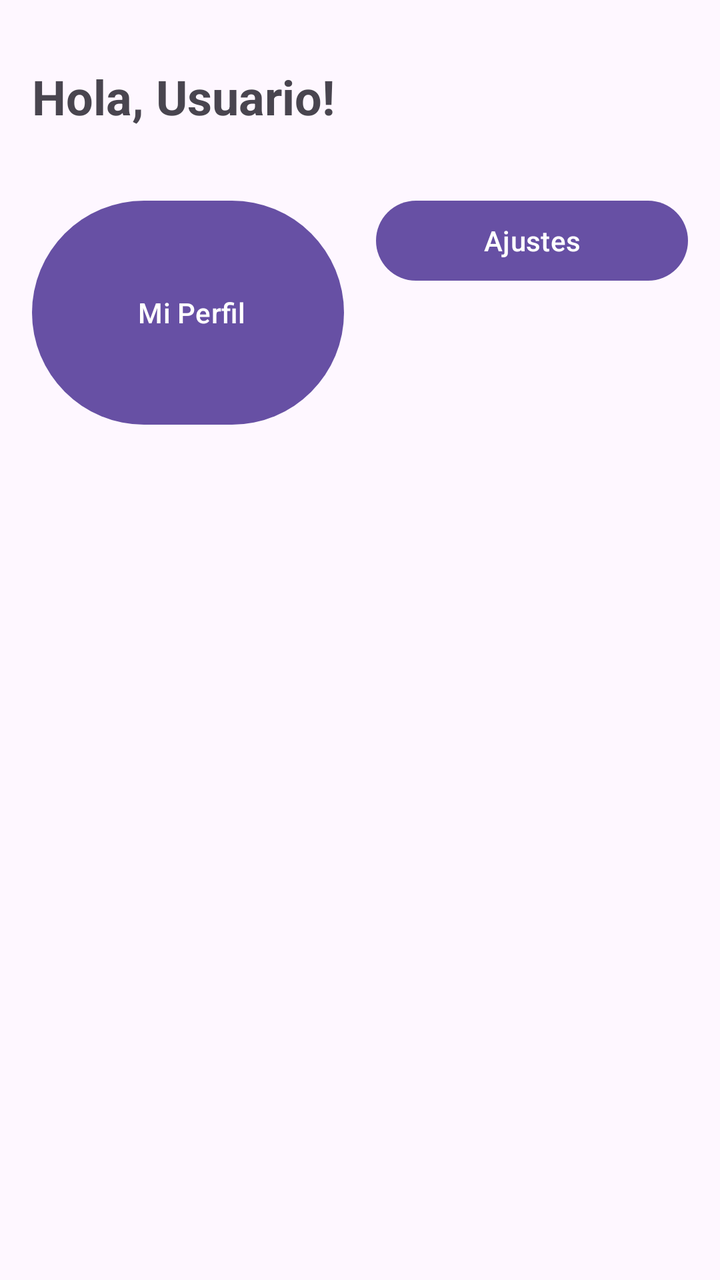
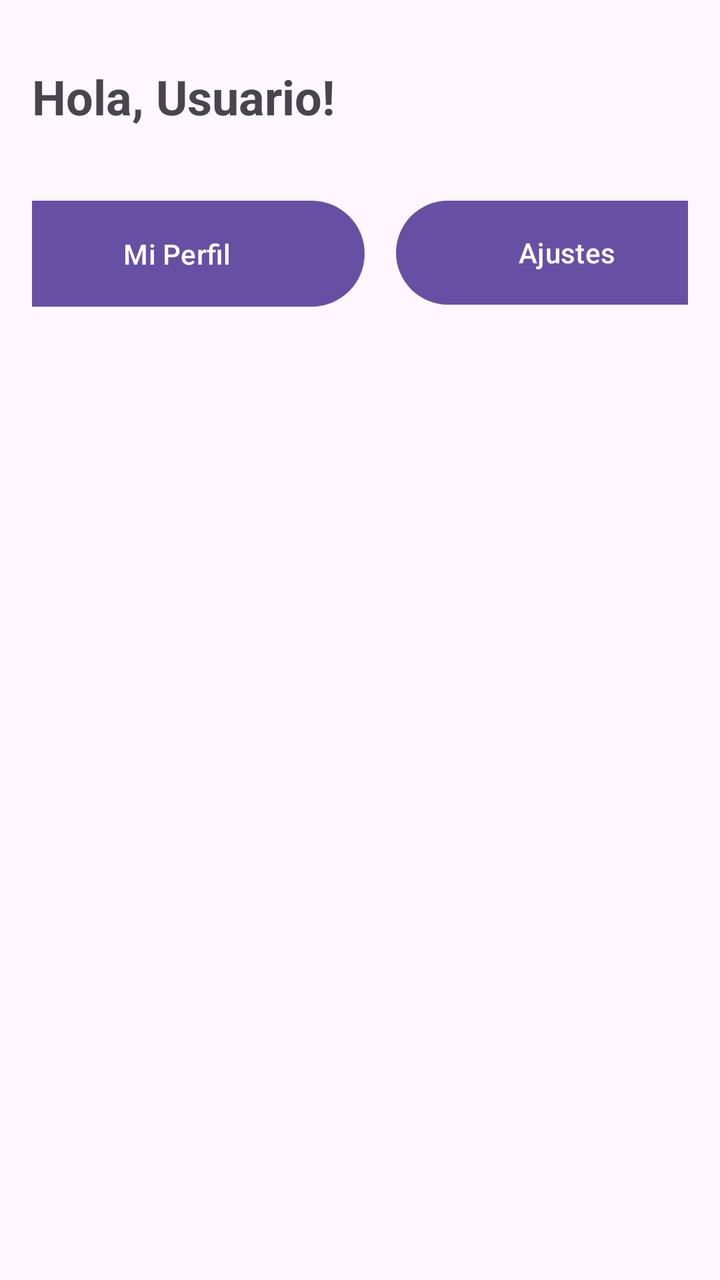

Screens rendered from an Android XML layout before and after an edit, with the pre-edit source and the edit as a unified diff.
<!-- AndroidManifest.xml: application theme Theme.MyApplication -->
<!-- res/layout/activity_dashboard.xml -->
<?xml version="1.0" encoding="utf-8"?>
<androidx.constraintlayout.widget.ConstraintLayout
    xmlns:android="http://schemas.android.com/apk/res/android"
    xmlns:app="http://schemas.android.com/apk/res-auto"
    android:layout_width="match_parent"
    android:layout_height="match_parent"
    android:padding="16dp">

    <TextView
        android:id="@+id/txtWelcome"
        android:layout_width="wrap_content"
        android:layout_height="wrap_content"
        android:text="Hola, Usuario!"
        android:textSize="24sp"
        android:textStyle="bold"
        app:layout_constraintTop_toTopOf="parent"
        app:layout_constraintStart_toStartOf="parent"
        android:layout_marginTop="16dp" />


    <Button
        android:id="@+id/btnProfile"
        android:layout_width="0dp"
        android:layout_height="120dp"
        android:text=" Mi Perfil"
        app:layout_constraintTop_toBottomOf="@id/txtWelcome"
        app:layout_constraintStart_toStartOf="parent"
        app:layout_constraintEnd_toStartOf="@id/btnSettings"
        android:layout_marginTop="32dp"
        android:layout_marginEnd="8dp" />

    <Button
        android:id="@+id/btnSettings"
        android:layout_width="0dp"
        android:layout_height="wrap_content"
        android:text="Ajustes"
        android:layout_marginStart="8dp"
        app:layout_constraintTop_toTopOf="@id/btnProfile"
        app:layout_constraintStart_toEndOf="@id/btnProfile"
        app:layout_constraintEnd_toEndOf="parent" />
</androidx.constraintlayout.widget.ConstraintLayout>
<!-- resources referenced by this layout -->
<resources>
  <style name="Theme.MyApplication" parent="Base.Theme.MyApplication" />
  <style name="Base.Theme.MyApplication" parent="Theme.Material3.DayNight.NoActionBar">
          
          
      </style>
</resources>

<!-- the commit's change to res/layout/activity_dashboard.xml (unified diff, before → after) -->
@@ -20,22 +20,22 @@
 
     <Button
         android:id="@+id/btnProfile"
-        android:layout_width="0dp"
-        android:layout_height="120dp"
+        android:layout_width="191dp"
+        android:layout_height="61dp"
+        android:layout_marginTop="32dp"
+        android:layout_marginEnd="8dp"
         android:text=" Mi Perfil"
-        app:layout_constraintTop_toBottomOf="@id/txtWelcome"
+        app:layout_constraintEnd_toStartOf="@id/btnSettings"
         app:layout_constraintStart_toStartOf="parent"
-        app:layout_constraintEnd_toStartOf="@id/btnSettings"
-        android:layout_marginTop="32dp"
-        android:layout_marginEnd="8dp" />
+        app:layout_constraintTop_toBottomOf="@id/txtWelcome" />
 
     <Button
         android:id="@+id/btnSettings"
-        android:layout_width="0dp"
-        android:layout_height="wrap_content"
+        android:layout_width="171dp"
+        android:layout_height="60dp"
+        android:layout_marginStart="8dp"
         android:text="Ajustes"
-        android:layout_marginStart="8dp"
-        app:layout_constraintTop_toTopOf="@id/btnProfile"
+        app:layout_constraintEnd_toEndOf="parent"
         app:layout_constraintStart_toEndOf="@id/btnProfile"
-        app:layout_constraintEnd_toEndOf="parent" />
+        app:layout_constraintTop_toTopOf="@id/btnProfile" />
 </androidx.constraintlayout.widget.ConstraintLayout>
